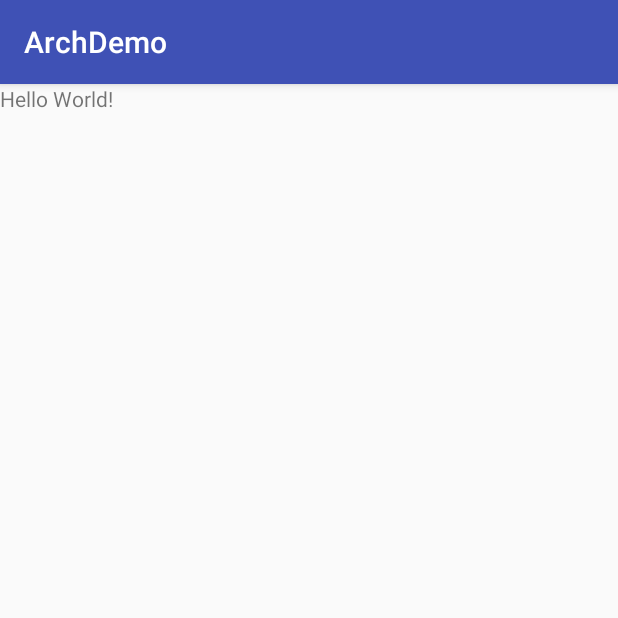
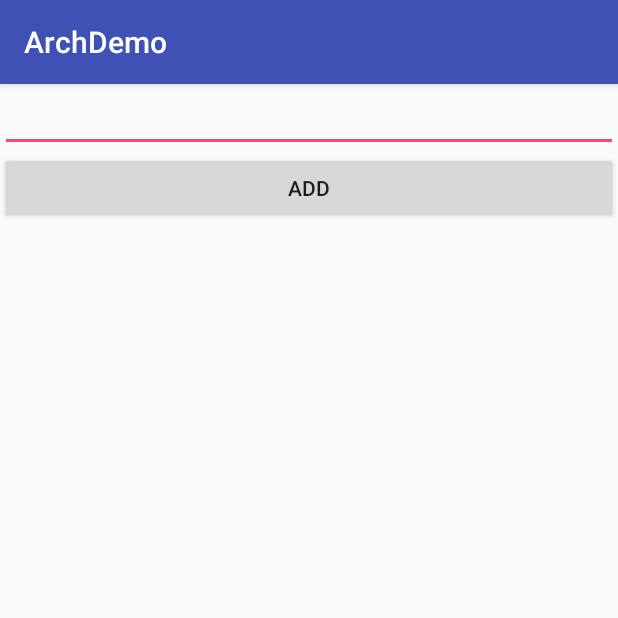
Before and after one commit to baurine/android-architecture-demo, an Android app: the screen it shows after launch (MainActivity), on a phone screen of 412 x 824 dp, the top half of it. Run offline under Robolectric (Android 15) with nearby library versions, the phone set to English and light mode, and no system bars.

```diff
--- a/ArchDemo/app/build.gradle
+++ b/ArchDemo/app/build.gradle
@@ -17,6 +17,9 @@ android {
             proguardFiles getDefaultProguardFile('proguard-android.txt'), 'proguard-rules.pro'
         }
     }
+    dataBinding {
+        enabled = true
+    }
 }
 
 dependencies {
@@ -25,5 +28,7 @@ dependencies {
         exclude group: 'com.android.support', module: 'support-annotations'
     })
     compile 'com.android.support:appcompat-v7:26.+'
+    compile 'com.android.support:recyclerview-v7:26.+'
+    compile 'com.github.baurine:multi-type-adapter:1.0.7'
     testCompile 'junit:junit:4.12'
 }
--- a/ArchDemo/app/src/main/res/layout/activity_main.xml
+++ b/ArchDemo/app/src/main/res/layout/activity_main.xml
@@ -5,9 +5,17 @@
     android:layout_height="match_parent"
     android:orientation="vertical">
 
-    <TextView
-        android:layout_width="wrap_content"
+    <EditText
+        android:layout_width="match_parent"
+        android:layout_height="wrap_content"/>
+
+    <Button
+        android:layout_width="match_parent"
         android:layout_height="wrap_content"
-        android:text="Hello World!"/>
+        android:text="Add"/>
+
+    <android.support.v7.widget.RecyclerView
+        android:layout_width="match_parent"
+        android:layout_height="match_parent"/>
 
 </LinearLayout>
--- a/ArchDemo/build.gradle
+++ b/ArchDemo/build.gradle
@@ -15,6 +15,7 @@ buildscript {
 allprojects {
     repositories {
         jcenter()
+        maven { url 'https://jitpack.io' }
     }
 }
 
```
